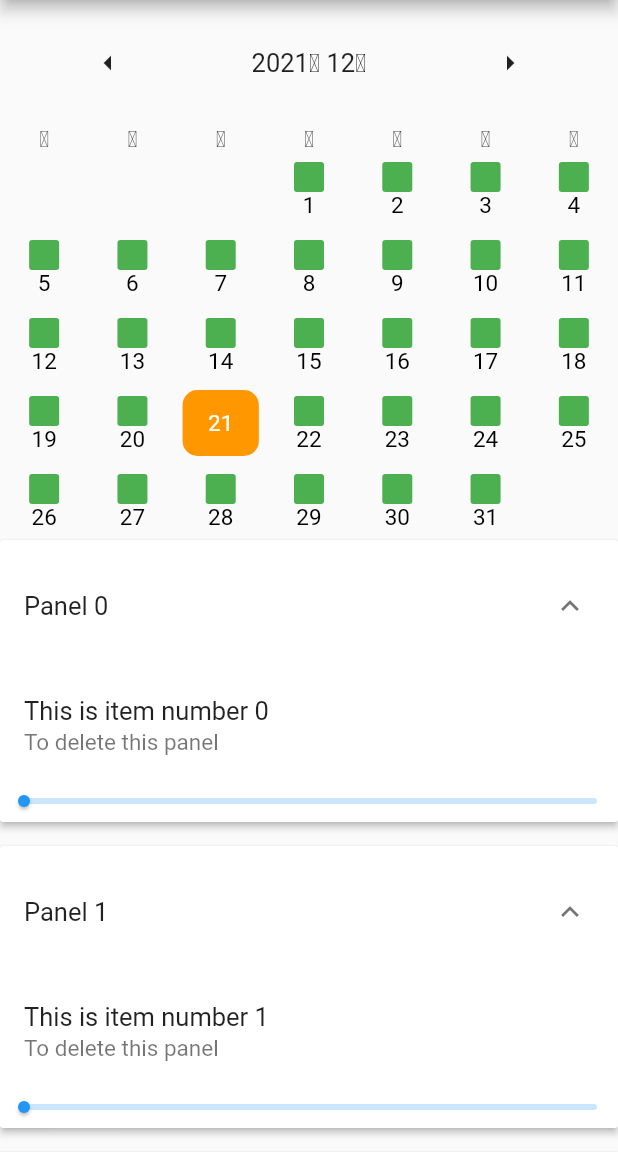
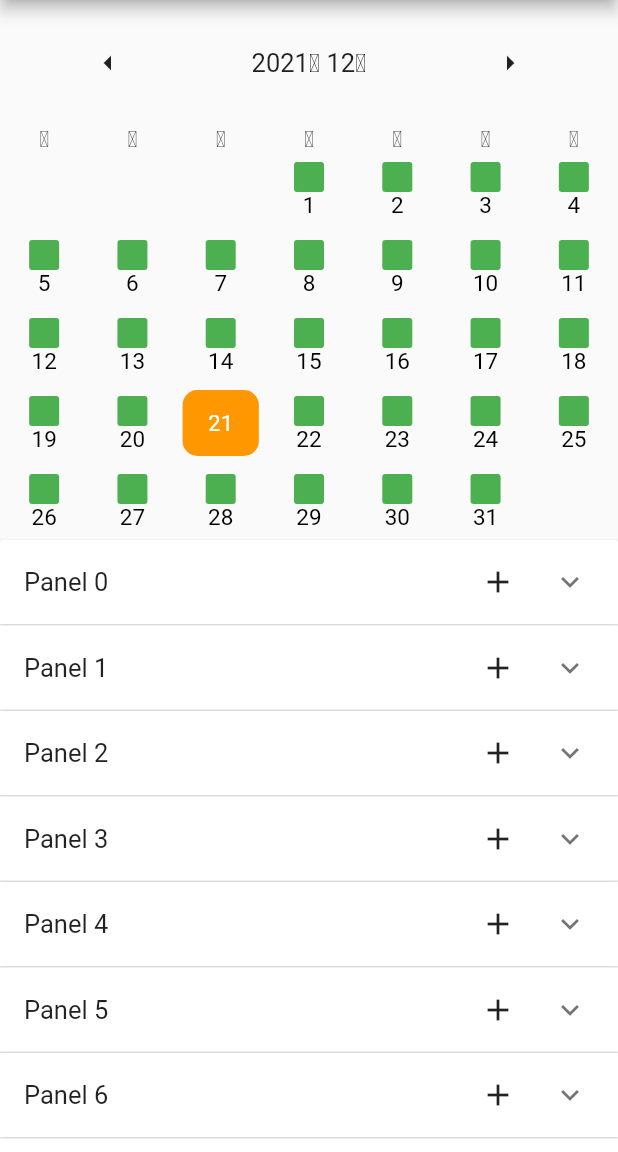
Before and after one commit to asd147asd147/TodoRate, a Flutter app: the screen it shows after launch, on a phone screen of 412 x 824 dp, the part 84-1236 px from its top. Run offline on Flutter 3.47's test engine with Material 2 defaults, Android fonts, the phone set to English and light mode, and no system bars; drawn by our look-alikes of table_calendar.

Commit message:
Add todo button of category & Dismissible and Slider collaborate, but Dismissible area is error

```diff
--- a/lib/mainListView.dart
+++ b/lib/mainListView.dart
@@ -11,7 +11,7 @@ class Item {
         required this.expandedValue,
         required this.headerValue,
         this.itemValue = 0,
-        this.isExpanded = true,
+        this.isExpanded = false,
     });
 
     String expandedValue;
@@ -34,6 +34,7 @@ class _MainListViewState extends State<MainListView> {
 
     Widget _buildPanel() {
         return ExpansionPanelList(
+                //expandedHeaderPadding: const EdgeInsets.all(30.0),
                 expansionCallback: (int index, bool isExpanded) {
                     setState((){
                         _data[index].isExpanded = !isExpanded;
@@ -42,12 +43,33 @@ class _MainListViewState extends State<MainListView> {
                 children: _data.map<ExpansionPanel>((Item item) {
                     return ExpansionPanel(
                             headerBuilder: (BuildContext context, bool isExpanded) {
-                                return ListTile(
+                                return Row(
+                                        children: [
+                                            Expanded(
+                                                    child: ListTile(
                                                             title: Text(item.headerValue),
+                                                    ),
+                                            ),
+                                            IconButton(
+                                                    onPressed: () {},
+                                                    icon: Icon(Icons.add),
+                                            ),
+                                        ],
                                 );
                             },
                             body: _todoUnit(item),
-                            /*Dismissible(
+                    isExpanded: item.isExpanded,
+                    );
+                }).toList(),
+                );
+    }
+
+    Widget _todoUnit(Item item){
+        return Container(
+                padding: const EdgeInsets.all(12.0),
+                child: Column(
+                        children: [
+                        Dismissible(
                                 background: Container(color : Colors.red,),
                                 direction: DismissDirection.startToEnd,
                                 onDismissed: (direction){
@@ -57,22 +79,11 @@ class _MainListViewState extends State<MainListView> {
                                         });
                                     }
                                 },
-                                          child: _todoUnit(item),
-                                          key: Key(UniqueKey().toString()),
-                                  ),*/
-                    isExpanded: item.isExpanded,
-                    );
-                }).toList(),
-                );
-    }
-    double _value = 0.0;
-
-    Widget _todoUnit(Item item){
-        return Column(
-                children: [
-                    ListTile(
+                                child: ListTile(
                                                title: Text(item.expandedValue),
                                                subtitle: const Text('To delete this panel'),
+                                       ),
+                                key: Key(UniqueKey().toString()),
                         ),
                         SliderTheme(
                                 data: SliderTheme.of(context).copyWith(
@@ -80,21 +91,19 @@ class _MainListViewState extends State<MainListView> {
                                         overlayShape: RoundSliderOverlayShape(overlayRadius: 14.0),
                                 ),
                                 child : Slider(
-                                    value: _value,
+                                        value: item.itemValue,
                                         max: 100,
-                                    divisions: 100,
-                                    label: _value.round().toString(),
+                                        divisions: 20,
+                                        label: item.itemValue.round().toString(),
                                         onChanged: (double value){
                                             setState(() {
-                                            _value = value;
+                                                item.itemValue = value;
                                             });
                                         },
-                                    onChangeEnd: (double value){
-                                        print(value);
-                                    }
                                 ),
                         ),
-                    ]);
+                        ]),
+                        );
     }
 
 
```
Lines whose indentation alone changed are shown as unchanged.
